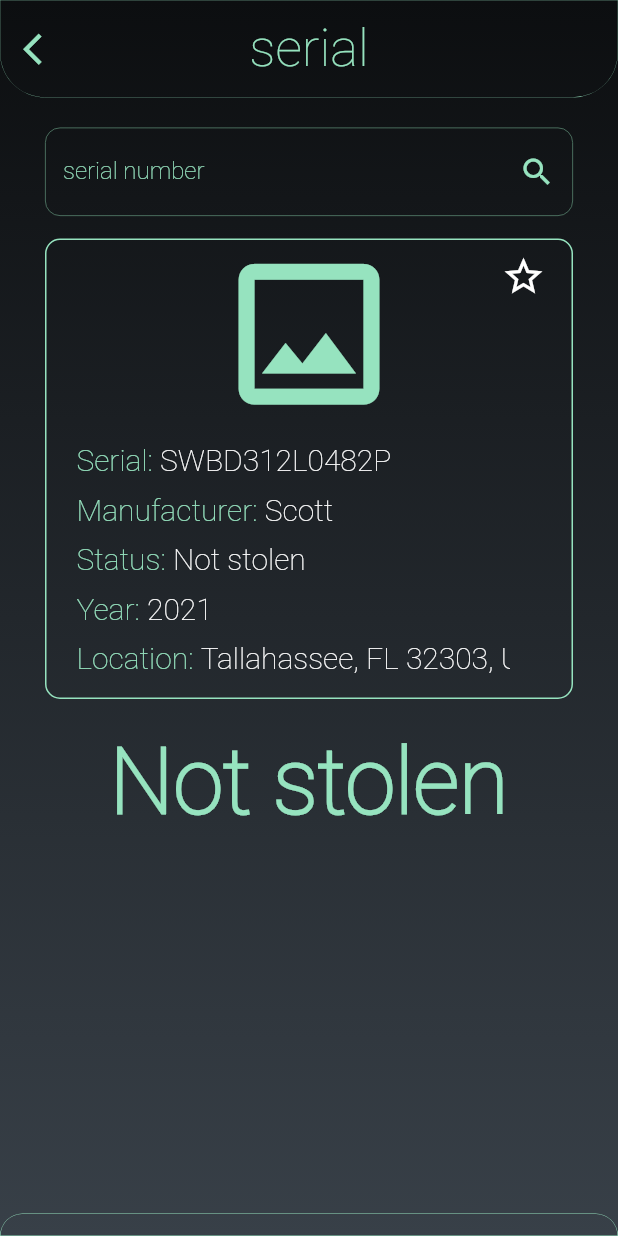
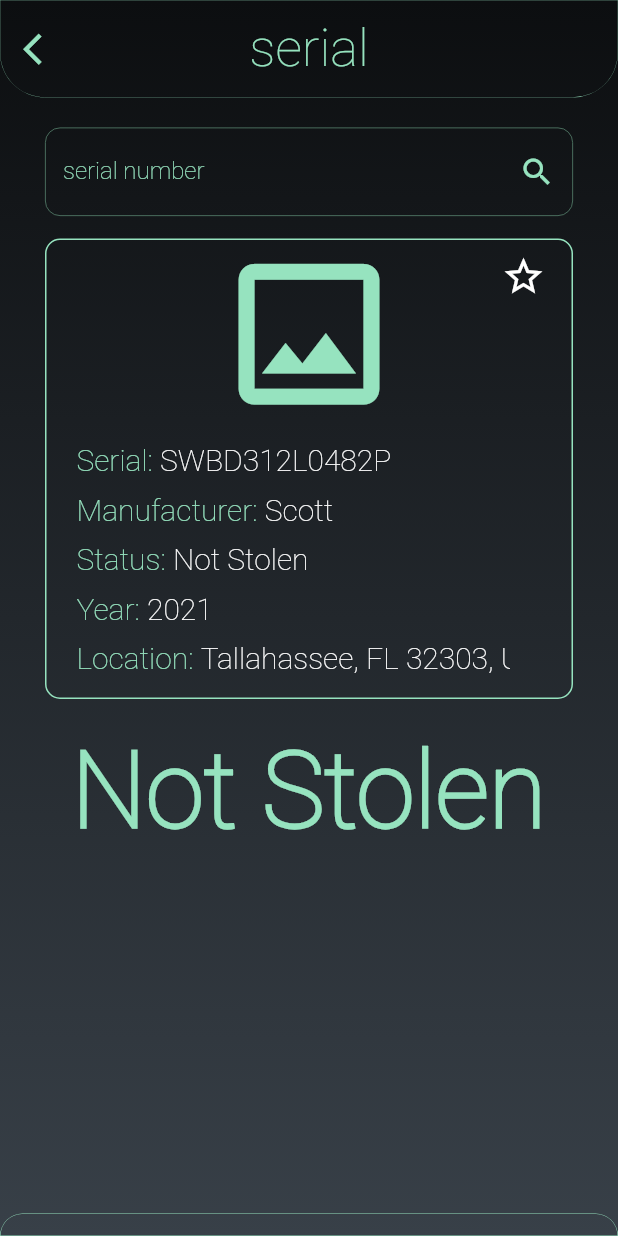
Before and after one commit to teleonet/check-my-bike-flutter, a Flutter app: the screen it shows after launch, after a tap on "serial", on a phone screen of 412 x 824 dp. Run offline on Flutter 3.47's test engine with Material 2 defaults, Android fonts, the phone set to English and light mode, and no system bars.

Commit message:
- refactored serial screen

```diff
--- a/lib/presentation/screen/check/serial/serial_screen.dart
+++ b/lib/presentation/screen/check/serial/serial_screen.dart
@@ -1,14 +1,14 @@
 import 'package:check_my_bike_flutter/presentation/models/bike.dart';
 import 'package:check_my_bike_flutter/presentation/screen/check/details_screen.dart';
 import 'package:check_my_bike_flutter/presentation/screen/check/info.dart';
-import 'package:check_my_bike_flutter/presentation/screen/check/status.dart';
+import 'package:check_my_bike_flutter/presentation/screen/widgets/flashing_text.dart';
 import 'package:check_my_bike_flutter/presentation/screen/widgets/input_form.dart';
+import 'package:check_my_bike_flutter/resources/colors_res.dart';
 import 'package:flutter/material.dart';
 
 import '../../../validator/validator.dart';
+import '../../widgets/flashing_text.dart';
 import '../base/base_check_state.dart';
-import '../details_button.dart';
-import '../status.dart';
 
 class SerialScreen extends StatefulWidget {
   static show(BuildContext context) {
@@ -24,7 +24,7 @@ class SerialScreen extends StatefulWidget {
 class _SerialScreenState extends BaseCheckState<SerialScreen> {
   //todo: only for development
   final Bike _bike = Bike(
-      410882, true, "Scott", "SWBD312L0482P", "Not stolen", "2018 Fuji ABOSLUTE 1.1", 2021, false,
+      410882, true, "Scott", "SWBD312L0482P", "Not Stolen", "2018 Fuji ABOSLUTE 1.1", 2021, false,
       largeImg: "https://bikeindex.org/bikes/410882",
       stolenLocation: "Tallahassee, FL 32303, US",
       description:
@@ -37,9 +37,11 @@ class _SerialScreenState extends BaseCheckState<SerialScreen> {
   List<Widget> getWidgets() {
     return [
       _buildInputForm(),
-      Info(_bike),
-      Status(_bike.stolen),
-      _bike.stolen ? _buildDetailsButton() : const SizedBox.shrink()
+      Info(_bike, onInfoPressed: (bike) => DetailsScreen.show(context, bike)),
+      const Padding(padding: EdgeInsets.only(top: 20)),
+      _bike.stolen
+          ? FlashingText("Stolen", _bike.stolen ? Colors.red : ColorsRes.green)
+          : Text("Not Stolen", style: _buildTextStyle(70))
     ];
   }
 
@@ -51,7 +53,12 @@ class _SerialScreenState extends BaseCheckState<SerialScreen> {
     }, "Please enter more then 4 symbols");
   }
 
-  Widget _buildDetailsButton() {
-    return DetailsButton(onPressed: () => DetailsScreen.show(context, _bike));
+  TextStyle _buildTextStyle(double fontSize) {
+    return TextStyle(
+        decoration: TextDecoration.none,
+        fontWeight: FontWeight.bold,
+        color: ColorsRes.green,
+        fontFamily: 'Roboto Thin',
+        fontSize: fontSize);
   }
 }
--- a/lib/presentation/screen/check/status.dart
+++ /dev/null
@@ -1,57 +0,0 @@
-import 'package:flutter/material.dart';
-
-import '../../../resources/colors_res.dart';
-import '../base/base_screen_state.dart';
-
-class Status extends StatefulWidget {
-  final bool _stolen;
-
-  const Status(this._stolen, {Key? key}) : super(key: key);
-
-  @override
-  _StatusState createState() => _StatusState();
-}
-
-class _StatusState extends BaseScreenState<Status> with SingleTickerProviderStateMixin {
-  AnimationController? _animationController;
-
-  @override
-  void initState() {
-    _animationController =
-        AnimationController(vsync: this, duration: const Duration(milliseconds: 700));
-    _animationController?.repeat(reverse: true);
-
-    super.initState();
-  }
-
-  @override
-  void dispose() {
-    _animationController?.dispose();
-
-    super.dispose();
-  }
-
-  @override
-  Widget build(BuildContext context) {
-    return Container(
-        margin: const EdgeInsets.only(top: 20),
-        color: Colors.transparent,
-        child: widget._stolen
-            ? FadeTransition(opacity: _animationController!, child: _buildText())
-            : _buildText());
-  }
-
-  Text _buildText() {
-    return Text(widget._stolen ? "Stolen" : "Not stolen",
-        style: _buildTextStyle(widget._stolen ? 70 : 60));
-  }
-
-  TextStyle _buildTextStyle(double fontSize) {
-    return TextStyle(
-        decoration: TextDecoration.none,
-        fontWeight: FontWeight.bold,
-        color: widget._stolen ? Colors.red : ColorsRes.green,
-        fontFamily: 'Roboto Thin',
-        fontSize: fontSize);
-  }
-}
--- a/lib/presentation/screen/check/details_button.dart
+++ b/lib/presentation/screen/widgets/details_button.dart
@@ -1,4 +1,3 @@
-import 'package:flutter/cupertino.dart';
 import 'package:flutter/material.dart';
 
 import '../../../resources/colors_res.dart';
--- a/lib/resources/colors_res.dart
+++ b/lib/resources/colors_res.dart
@@ -3,6 +3,8 @@ import 'dart:ui';
 import 'package:flutter/material.dart';
 
 class ColorsRes {
+  ColorsRes._();
+
   static Color startGradient = hexToColor("#0C0E10");
   static Color endGradient = hexToColor("#384048");
 
```
Also changed, not shown: lib/presentation/screen/widgets/flashing_text.dart (added, +51 -0 lines).
